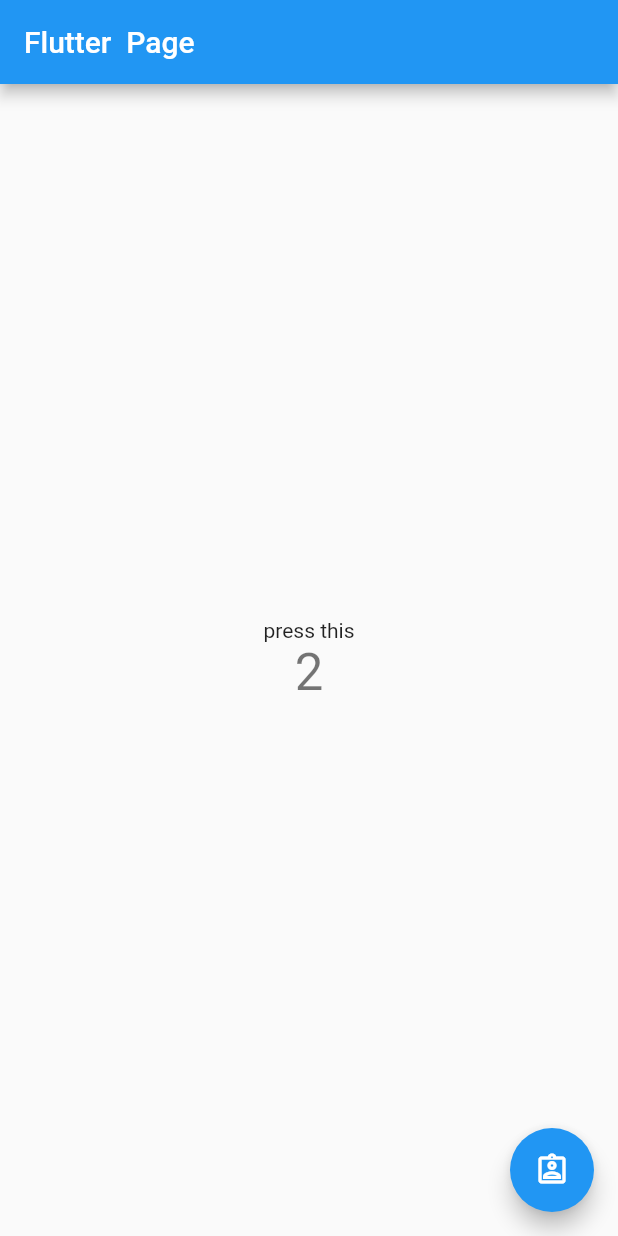
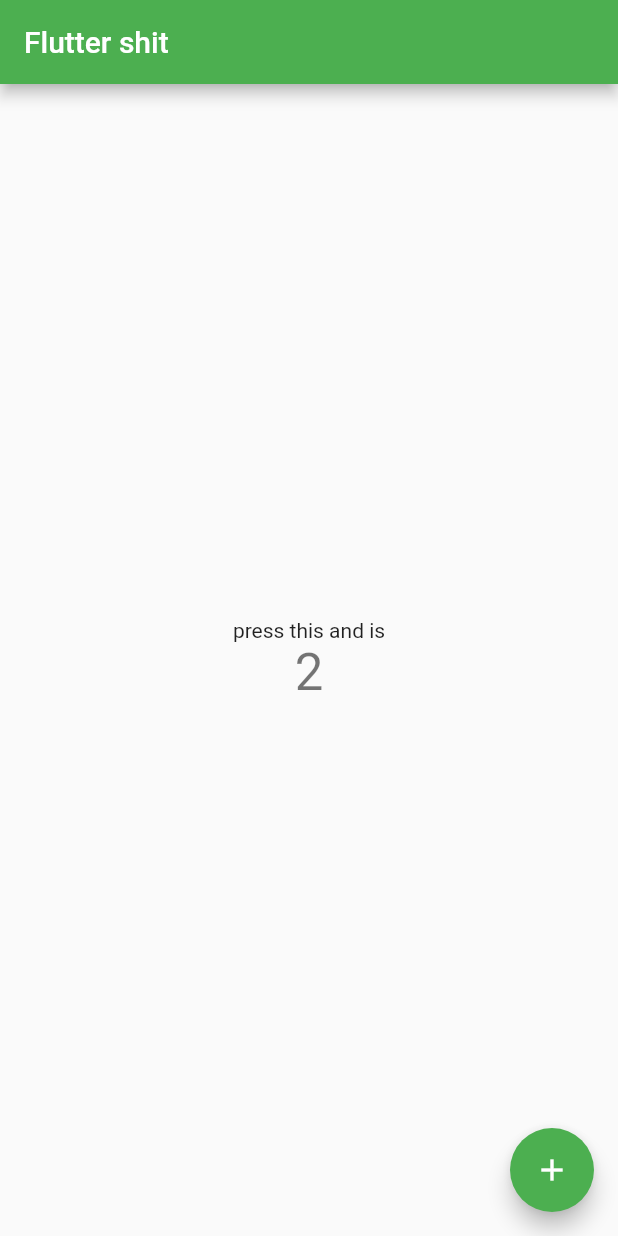
Before and after one commit to Bukunmi-sketch/store, a Flutter app: the screen it shows after launch, on a phone screen of 412 x 824 dp. Run offline on Flutter 3.47's test engine with Material 2 defaults, Android fonts, the phone set to English and light mode, and no system bars.

Commit message:
Update main.dart
---

```diff
--- a/lib/main.dart
+++ b/lib/main.dart
@@ -13,34 +13,15 @@ class MyApp extends StatelessWidget {
     return MaterialApp(
       title: 'Buc',
       theme: ThemeData(
-        // This is the theme of your application.
-        //
-        // Try running your application with "flutter run". You'll see the
-        // application has a blue toolbar. Then, without quitting the app, try
-        // changing the primarySwatch below to Colors.green and then invoke
-        // "hot reload" (press "r" in the console where you ran "flutter run",
-        // or simply save your changes to "hot reload" in a Flutter IDE).
-        // Notice that the counter didn't reset back to zero; the application
-        // is not restarted.
-        primarySwatch: Colors.blue,
+        primarySwatch: Colors.green,
       ),
-      home: const MyHomePage(title: 'Flutter  Page'),
+      home: const MyHomePage(title: 'Flutter shit'),
     );
   }
 }
 
 class MyHomePage extends StatefulWidget {
   const MyHomePage({super.key, required this.title});
-
-  // This widget is the home page of your application. It is stateful, meaning
-  // that it has a State object (defined below) that contains fields that affect
-  // how it looks.
-
-  // This class is the configuration for the state. It holds the values (in this
-  // case the title) provided by the parent (in this case the App widget) and
-  // used by the build method of the State. Fields in a Widget subclass are
-  // always marked "final".
-
   final String title;
 
   @override
@@ -52,11 +33,6 @@ class _MyHomePageState extends State<MyHomePage> {
 
   void _incrementCounter() {
     setState(() {
-      // This call to setState tells the Flutter framework that something has
-      // changed in this State, which causes it to rerun the build method below
-      // so that the display can reflect the updated values. If we changed
-      // _counter without calling setState(), then the build method would not be
-      // called again, and so nothing would appear to happen.
       _counter++;
     });
   }
@@ -96,7 +72,7 @@ class _MyHomePageState extends State<MyHomePage> {
           mainAxisAlignment: MainAxisAlignment.center,
           children: <Widget>[
             const Text(
-              'press this',
+              'press this and is',
             ),
             Text(
               '$_counter',
@@ -109,7 +85,7 @@ class _MyHomePageState extends State<MyHomePage> {
       floatingActionButton: FloatingActionButton(
         onPressed: _incrementCounter,
         tooltip: 'Increment',
-        child: const Icon(Icons.assignment_ind_outlined),
+        child: const Icon(Icons.add),
       ), // This trailing comma makes auto-formatting nicer for build methods.
     );
   }
```
